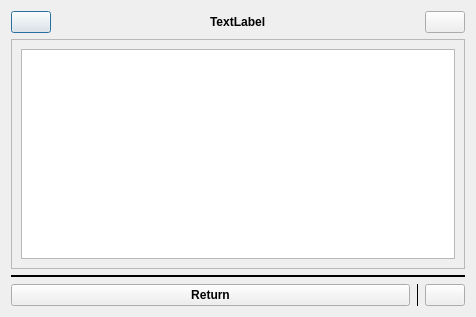
Above: src/widgets/dialogs/wifi/wifilogger.ui from Quill-OS/quill before the change. Below: the same form after it.
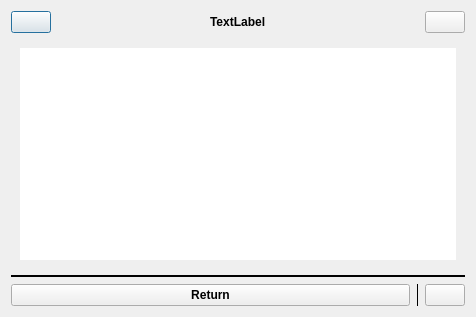
That is the form after the change. The open tabs and pages were chosen to show the change. Icons and pictures are not drawn.

Commit message: settings removed spin box + wifi logger removed ugly frame

```diff
--- a/src/widgets/dialogs/wifi/wifilogger.ui
+++ b/src/widgets/dialogs/wifi/wifilogger.ui
@@ -22,6 +22,15 @@
   <layout class="QGridLayout" name="gridLayout_2">
    <item row="1" column="0">
     <widget class="QScrollArea" name="scrollArea">
+     <property name="frameShape">
+      <enum>QFrame::NoFrame</enum>
+     </property>
+     <property name="frameShadow">
+      <enum>QFrame::Plain</enum>
+     </property>
+     <property name="lineWidth">
+      <number>0</number>
+     </property>
      <property name="widgetResizable">
       <bool>true</bool>
      </property>
@@ -30,8 +39,8 @@
        <rect>
         <x>0</x>
         <y>0</y>
-        <width>460</width>
-        <height>210</height>
+        <width>458</width>
+        <height>226</height>
        </rect>
       </property>
       <layout class="QVBoxLayout" name="verticalLayout">
@@ -412,6 +421,15 @@
            </property>
            <item row="0" column="0">
             <widget class="QTextBrowser" name="allLogsText">
+             <property name="frameShape">
+              <enum>QFrame::NoFrame</enum>
+             </property>
+             <property name="frameShadow">
+              <enum>QFrame::Plain</enum>
+             </property>
+             <property name="lineWidth">
+              <number>0</number>
+             </property>
              <property name="textInteractionFlags">
               <set>Qt::NoTextInteraction</set>
              </property>
```
Left out of the diff: 11 changed lines with no effect on the pictures. The commit also changes 3 other files.
